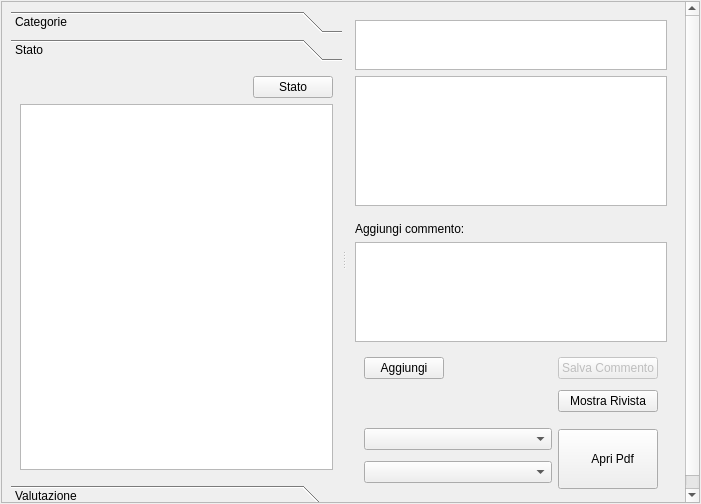
First picture: the form in lescienze500/src/bookmarkgui.ui, repository simon-r/LeScienze500, before the edit.
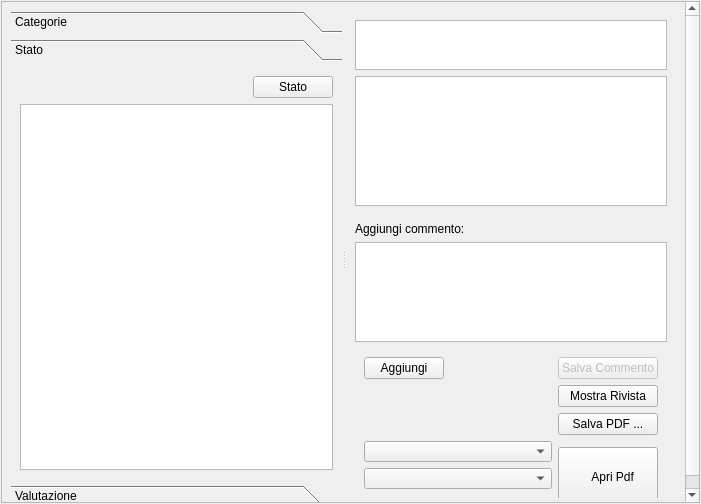
Second picture: the form after the edit. The open tabs and pages were chosen to show the change. Icons and pictures are not drawn.

What changed in the file:
```diff
--- a/lescienze500/src/bookmarkgui.ui
+++ b/lescienze500/src/bookmarkgui.ui
@@ -448,6 +448,13 @@
                 </property>
                </spacer>
               </item>
+              <item row="4" column="2">
+               <widget class="QPushButton" name="SavePDF">
+                <property name="text">
+                 <string>Salva PDF ...</string>
+                </property>
+               </widget>
+              </item>
              </layout>
             </widget>
            </item>
```
Left out of the diff: 10 changed lines with no effect on the pictures.
